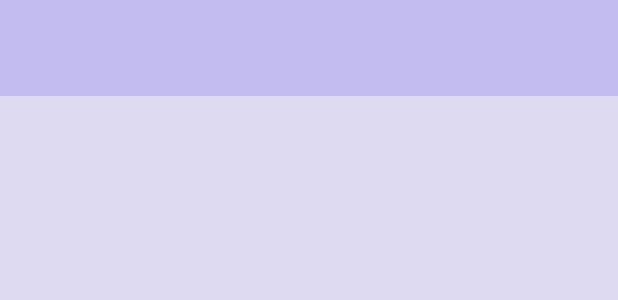
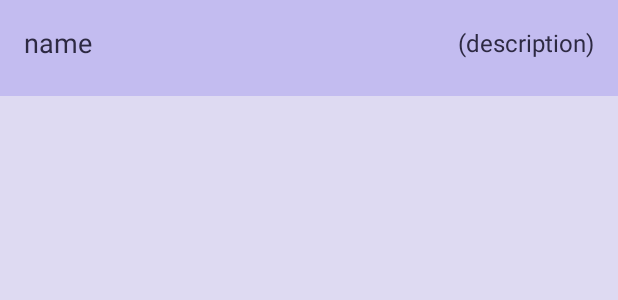
Before and after one commit to AvidCoder27/unit-converter, an Android app: the layout list_item.xml on its own in the app's theme, with its tools: preview values and no code run, on a phone screen of 412 x 824 dp. Shown: the top 300 px of the screen. Run offline under Robolectric (Android 15) with nearby library versions, the phone set to English and light mode, and no system bars.

Commit message:
make correct thing pasted in from MACS, but it doesn't actually sort them...

```diff
--- a/app/src/main/res/layout/list_item.xml
+++ b/app/src/main/res/layout/list_item.xml
@@ -1,11 +1,42 @@
 <?xml version="1.0" encoding="utf-8"?>
-<TextView xmlns:android="http://schemas.android.com/apk/res/android"
+
+<androidx.constraintlayout.widget.ConstraintLayout xmlns:android="http://schemas.android.com/apk/res/android"
+    xmlns:app="http://schemas.android.com/apk/res-auto"
+    xmlns:tools="http://schemas.android.com/tools"
     style="?android:attr/dropDownItemStyle"
     android:layout_width="match_parent"
     android:layout_height="?android:attr/listPreferredItemHeight"
-    android:background="@color/list_item_background"
-    android:ellipsize="marquee"
-    android:maxLines="1"
-    android:padding="16dp"
-    android:singleLine="true"
-    android:textAppearance="?android:attr/textAppearanceLargePopupMenu" />
+    android:background="@color/list_item_background">
+
+    <TextView
+        android:id="@+id/name_tv"
+        style="?android:attr/dropDownItemStyle"
+        android:layout_width="wrap_content"
+        android:layout_height="wrap_content"
+        android:ellipsize="marquee"
+        android:maxLines="1"
+        android:padding="16dp"
+        android:singleLine="true"
+        android:textAppearance="?android:attr/textAppearanceLargePopupMenu"
+        android:textSize="18sp"
+        app:layout_constraintLeft_toLeftOf="parent"
+        app:layout_constraintTop_toTopOf="parent"
+        tools:text="name" />
+
+    <TextView
+        android:id="@+id/description_tv"
+        style="?android:attr/dropDownItemStyle"
+        android:layout_width="wrap_content"
+        android:layout_height="wrap_content"
+        android:layout_marginStart="20dp"
+        android:ellipsize="marquee"
+        android:maxLines="1"
+        android:padding="16dp"
+        android:singleLine="true"
+        android:textAppearance="?android:attr/textAppearanceLargePopupMenu"
+        android:textSize="16sp"
+        app:layout_constraintBottom_toBottomOf="@id/name_tv"
+        app:layout_constraintEnd_toEndOf="parent"
+        app:layout_constraintTop_toTopOf="@id/name_tv"
+        tools:text="(description)" />
+</androidx.constraintlayout.widget.ConstraintLayout>
```
Also changed, not shown: app/src/main/java/com/reeves/unitconverter/DescribedUnitAdapter.kt (added, +31 -0 lines), app/src/main/java/com/reeves/unitconverter/MainActivity.kt (+4 -11 lines), app/src/main/java/com/reeves/unitconverter/SimpleUnit.kt (+4 -7 lines), app/src/main/java/com/reeves/unitconverter/UnitStore.kt (+7 -7 lines), app/src/main/res/layout/activity_main.xml (line endings or trailing spaces).
